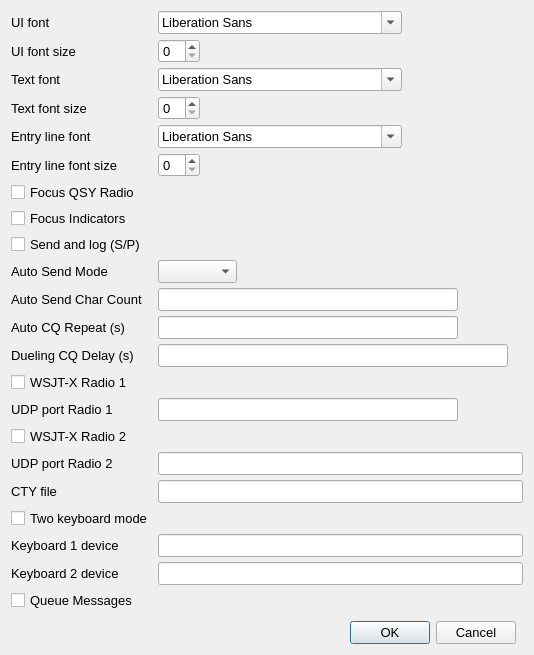
Above: so2sdr/settingsdialog.ui from n4ogw/so2sdr before the change. Below: the same form after it.
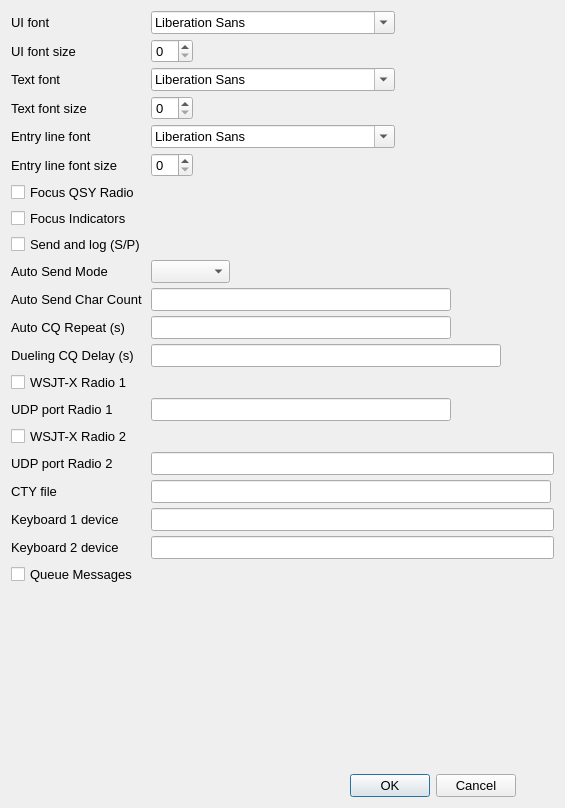
That is the form after the change.

Commit message: -bug fixes for grab and two keyboard -rewrite code for frequency/mode entry -code cleanups, removing unneeded headers -update help files -font size setting fixes

What changed in the file:
```diff
--- a/so2sdr/settingsdialog.ui
+++ b/so2sdr/settingsdialog.ui
@@ -9,8 +9,8 @@
    <rect>
     <x>0</x>
     <y>0</y>
-    <width>534</width>
-    <height>655</height>
+    <width>565</width>
+    <height>808</height>
    </rect>
   </property>
   <property name="sizePolicy">
@@ -51,6 +51,9 @@
      <property name="fieldGrowthPolicy">
       <enum>QFormLayout::FieldGrowthPolicy::ExpandingFieldsGrow</enum>
      </property>
+     <property name="labelAlignment">
+      <set>Qt::AlignmentFlag::AlignLeading|Qt::AlignmentFlag::AlignLeft|Qt::AlignmentFlag::AlignVCenter</set>
+     </property>
      <property name="horizontalSpacing">
       <number>5</number>
      </property>
@@ -506,28 +509,6 @@
        </property>
       </widget>
      </item>
-     <item row="19" column="0">
-      <widget class="QCheckBox" name="kbdCheckBox">
-       <property name="sizePolicy">
-        <sizepolicy hsizetype="Preferred" vsizetype="Preferred">
-         <horstretch>0</horstretch>
-         <verstretch>0</verstretch>
-        </sizepolicy>
-       </property>
-       <property name="maximumSize">
-        <size>
-         <width>16777215</width>
-         <height>150</height>
-        </size>
-       </property>
-       <property name="toolTip">
-        <string>In this mode two keyboards are mapped separately to radio1 and radio2. Sprint mode, toggle mode, and alt-D do not coexist with two keyboard mode.</string>
-       </property>
-       <property name="text">
-        <string>Two keyboard mode</string>
-       </property>
-      </widget>
-     </item>
      <item row="20" column="0">
       <widget class="QLabel" name="label_7">
        <property name="text">
```
Left out of the diff: 62 changed lines with no effect on the pictures. The commit also changes 30 other files.
